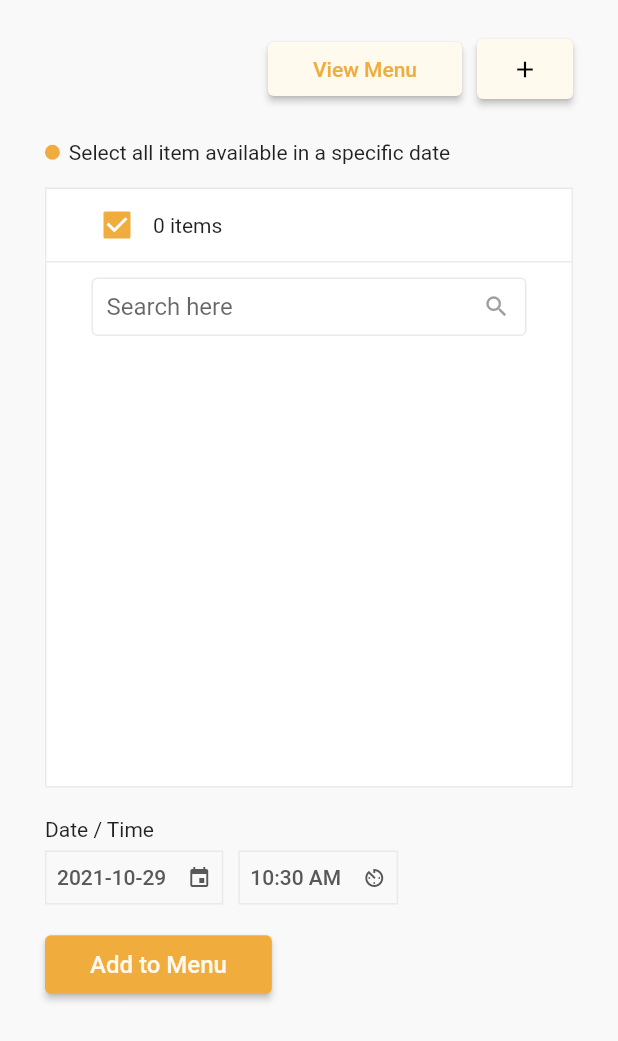
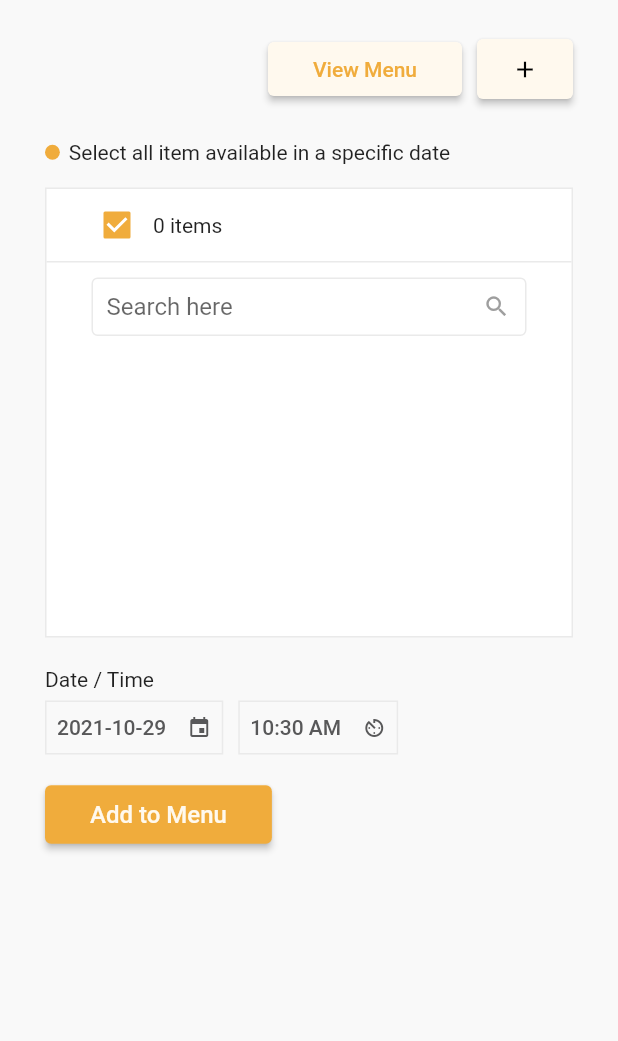
Before and after one commit to jonathanfrancisco/sandys-food-express, a Flutter app: the Menu widget shown alone on an empty page, opened directly, on a phone screen of 412 x 824 dp. Shown: the top 1041 px of the screen. Run offline on Flutter 3.47's test engine with Material 2 defaults, Android fonts, the light colour scheme and no system bars; our stand-ins replace dio, dotted_border, easy_debounce, flutter_secure_storage, flutter_svg, get_it and 2 more; missing offline and left inert: flutter_animated_dialog; accounts and stored records are empty; network calls fail.

Commit message:
Refactor widgets

```diff
--- a/lib/screens/menu/menu.dart
+++ b/lib/screens/menu/menu.dart
@@ -107,9 +107,7 @@ class MenuState extends State<Menu> {
             ),
             SizedBox(height: 8),
             MenuFoodTableInfo(),
-            MenuFoodTable(
-              hasActions: true,
-            ),
+            MenuFoodTable(),
             SizedBox(
               height: 20,
             ),
--- /dev/null
+++ b/lib/screens/menu/widgets/menu-food-table-header-loading.dart
@@ -0,0 +1,34 @@
+import 'package:flutter/material.dart';
+import 'package:sandys_food_express/constants.dart';
+import 'package:shimmer/shimmer.dart';
+
+class MenuFoodTableHeaderLoading extends StatelessWidget {
+  @override
+  Widget build(BuildContext buildContext) {
+    return Container(
+      padding: EdgeInsets.symmetric(vertical: 10),
+      child: Row(
+        mainAxisAlignment: MainAxisAlignment.start,
+        children: [
+          Expanded(
+            child: Shimmer.fromColors(
+              baseColor: accentColor,
+              highlightColor: secondaryColor,
+              enabled: true,
+              child: Row(
+                crossAxisAlignment: CrossAxisAlignment.start,
+                children: <Widget>[
+                  Container(
+                    width: 60,
+                    height: 16.0,
+                    color: Colors.white,
+                  ),
+                ],
+              ),
+            ),
+          )
+        ],
+      ),
+    );
+  }
+}
--- /dev/null
+++ b/lib/screens/menu/widgets/menu-food-table-loading.dart
@@ -0,0 +1,63 @@
+import 'package:flutter/material.dart';
+import 'package:sandys_food_express/constants.dart';
+import 'package:shimmer/shimmer.dart';
+
+class MenuFoodTableLoading extends StatelessWidget {
+  @override
+  Widget build(BuildContext context) {
+    return Expanded(
+      child: Shimmer.fromColors(
+        baseColor: accentColor,
+        highlightColor: secondaryColor,
+        enabled: true,
+        child: ListView.builder(
+          itemBuilder: (_, __) => Padding(
+            padding: const EdgeInsets.symmetric(horizontal: 20, vertical: 10),
+            child: Row(
+              crossAxisAlignment: CrossAxisAlignment.start,
+              children: <Widget>[
+                Container(
+                  width: 48.0,
+                  height: 48.0,
+                  color: Colors.white,
+                ),
+                Padding(
+                  padding: EdgeInsets.symmetric(horizontal: 8.0),
+                ),
+                Expanded(
+                  child: Column(
+                    crossAxisAlignment: CrossAxisAlignment.start,
+                    children: <Widget>[
+                      Container(
+                        width: double.infinity,
+                        height: 8.0,
+                        color: Colors.white,
+                      ),
+                      Padding(
+                        padding: EdgeInsets.symmetric(vertical: 2.0),
+                      ),
+                      Container(
+                        width: double.infinity,
+                        height: 8.0,
+                        color: Colors.white,
+                      ),
+                      Padding(
+                        padding: EdgeInsets.symmetric(vertical: 2.0),
+                      ),
+                      Container(
+                        width: 40.0,
+                        height: 8.0,
+                        color: Colors.white,
+                      ),
+                    ],
+                  ),
+                )
+              ],
+            ),
+          ),
+          itemCount: 6,
+        ),
+      ),
+    );
+  }
+}
--- a/lib/screens/menu/widgets/menu-food-table.dart
+++ b/lib/screens/menu/widgets/menu-food-table.dart
@@ -1,20 +1,19 @@
 import 'package:easy_debounce/easy_debounce.dart';
 import 'package:flutter/material.dart';
+import 'package:flutter_animated_dialog/flutter_animated_dialog.dart';
 import 'package:provider/provider.dart';
+import 'package:sandys_food_express/common/widgets/response-modal.dart';
 import 'package:sandys_food_express/screens/menu/menu-view-model.dart';
-import 'package:shimmer/shimmer.dart';
+
+import 'package:sandys_food_express/screens/menu/widgets/menu-food-table-header-loading.dart';
+import 'package:sandys_food_express/screens/menu/widgets/search-bar.dart';
+import 'package:sandys_food_express/screens/menu/widgets/menu-food-table-loading.dart';
 import 'package:sandys_food_express/screens/menu/widgets/menu-food-table-row.dart';
 import 'package:sandys_food_express/constants.dart';
 
 class MenuFoodTable extends StatefulWidget {
-  final bool _hasActions;
-
   @override
   MenuFoodTableState createState() => MenuFoodTableState();
-
-  MenuFoodTable({
-    bool hasActions = false,
-  }) : _hasActions = hasActions;
 }
 
 class MenuFoodTableState extends State<MenuFoodTable> {
@@ -37,13 +36,36 @@ class MenuFoodTableState extends State<MenuFoodTable> {
     );
   }
 
+  _onMenuFoodTableRowDelete(int foodId) async {
+    MenuViewModel menuViewModel =
+        Provider.of<MenuViewModel>(context, listen: false);
+    bool isDeleted = await menuViewModel.deleteFood(foodId);
+    if (!isDeleted) {
+      showAnimatedDialog(
+        barrierDismissible: true,
+        context: context,
+        builder: (context) {
+          return ResponseModal(
+            type: 'ERROR',
+            message: menuViewModel.errorMessage,
+            onContinueOrCancel: () {
+              Navigator.of(context).pop();
+            },
+          );
+        },
+      );
+    }
+    await menuViewModel.loadFoods();
+  }
+
   @override
   Widget build(BuildContext context) {
     MenuViewModel menuViewModel =
         Provider.of<MenuViewModel>(context, listen: false);
     menuViewModel.loadFoods();
+
     return Container(
-      height: 400,
+      height: 300,
       decoration: BoxDecoration(
         color: Colors.white,
         border: Border.all(
@@ -66,31 +88,7 @@ class MenuFoodTableState extends State<MenuFoodTable> {
             child: Consumer<MenuViewModel>(
               builder: (context, menuViewModel, child) {
                 if (menuViewModel.isMenuTableLoading) {
-                  return Container(
-                    padding: EdgeInsets.symmetric(vertical: 10),
-                    child: Row(
-                      mainAxisAlignment: MainAxisAlignment.start,
-                      children: [
-                        Expanded(
-                          child: Shimmer.fromColors(
-                            baseColor: accentColor,
-                            highlightColor: secondaryColor,
-                            enabled: true,
-                            child: Row(
-                              crossAxisAlignment: CrossAxisAlignment.start,
-                              children: <Widget>[
-                                Container(
-                                  width: 60,
-                                  height: 16.0,
-                                  color: Colors.white,
-                                ),
-                              ],
-                            ),
-                          ),
-                        )
-                      ],
-                    ),
-                  );
+                  return MenuFoodTableHeaderLoading();
                 }
 
                 return Row(
@@ -118,95 +116,15 @@ class MenuFoodTableState extends State<MenuFoodTable> {
               },
             ),
           ),
-          Container(
-            padding: EdgeInsets.symmetric(
-              horizontal: 30,
-              vertical: 10,
-            ),
-            child: TextField(
-              style: TextStyle(),
-              controller: _searchFieldController,
-              decoration: new InputDecoration(
-                contentPadding: EdgeInsets.all(10),
-                suffixIconConstraints: BoxConstraints(
-                  minHeight: 35,
-                  minWidth: 40,
-                ),
-                suffixIcon: Icon(Icons.search, color: Colors.grey),
-                isDense: true,
-                focusedBorder: OutlineInputBorder(
-                  borderSide: BorderSide(color: borderColor, width: 1.0),
-                ),
-                enabledBorder: OutlineInputBorder(
-                  borderSide: BorderSide(color: borderColor, width: 1.0),
-                ),
-                hintText: 'Search here',
-              ),
-              onChanged: _onSearchChanged,
-            ),
+          SearchBar(
+            searchFieldController: _searchFieldController,
+            onSearchChanged: _onSearchChanged,
           ),
           Consumer<MenuViewModel>(
             builder: (context, menuViewModel, child) {
               if (menuViewModel.isMenuTableLoading) {
-                return Expanded(
-                  child: Shimmer.fromColors(
-                    baseColor: accentColor,
-                    highlightColor: secondaryColor,
-                    enabled: true,
-                    child: ListView.builder(
-                      itemBuilder: (_, __) => Padding(
-                        padding: const EdgeInsets.symmetric(
-                            horizontal: 20, vertical: 10),
-                        child: Row(
-                          crossAxisAlignment: CrossAxisAlignment.start,
-                          children: <Widget>[
-                            Container(
-                              width: 48.0,
-                              height: 48.0,
-                              color: Colors.white,
-                            ),
-                            Padding(
-                              padding: EdgeInsets.symmetric(horizontal: 8.0),
-                            ),
-                            Expanded(
-                              child: Column(
-                                crossAxisAlignment: CrossAxisAlignment.start,
-                                children: <Widget>[
-                                  Container(
-                                    width: double.infinity,
-                                    height: 8.0,
-                                    color: Colors.white,
-                                  ),
-                                  Padding(
-                                    padding:
-                                        EdgeInsets.symmetric(vertical: 2.0),
-                                  ),
-                                  Container(
-                                    width: double.infinity,
-                                    height: 8.0,
-                                    color: Colors.white,
-                                  ),
-                                  Padding(
-                                    padding:
-                                        EdgeInsets.symmetric(vertical: 2.0),
-                                  ),
-                                  Container(
-                                    width: 40.0,
-                                    height: 8.0,
-                                    color: Colors.white,
-                                  ),
-                                ],
-                              ),
-                            )
-                          ],
-                        ),
-                      ),
-                      itemCount: 6,
-                    ),
-                  ),
-                );
-              }
-              // not loading anymore
+                return MenuFoodTableLoading();
+              } else {
                 return Expanded(
                   child: RefreshIndicator(
                     onRefresh: () async {
@@ -220,19 +138,19 @@ class MenuFoodTableState extends State<MenuFoodTable> {
                             menuViewModel.selectedFoodIds.indexOf(food.id) > -1;
 
                         return MenuFoodTableRow(
-                        id: food.id,
-                        name: food.name,
-                        price: double.parse(food.price),
-                        picture: food.picture,
+                          food: food,
                           onMenuFoodTableRowSelect:
                               menuViewModel.onMenuFoodTableRowSelectToggle,
-                        hasActions: this.widget._hasActions,
+                          onMenuFoodTableRowDelete: () =>
+                              _onMenuFoodTableRowDelete(food.id),
+                          hasActions: true,
                           isSelected: isSelected,
                         );
                       },
                     ),
                   ),
                 );
+              }
             },
           ),
         ],
--- /dev/null
+++ b/lib/screens/menu/widgets/search-bar.dart
@@ -0,0 +1,43 @@
+import 'package:flutter/material.dart';
+import 'package:sandys_food_express/constants.dart';
+
+class SearchBar extends StatelessWidget {
+  final TextEditingController _searchFieldController;
+  final Function _onSearchChanged;
+
+  SearchBar({
+    required TextEditingController searchFieldController,
+    required Function onSearchChanged,
+  })  : _searchFieldController = searchFieldController,
+        _onSearchChanged = onSearchChanged;
+
+  Widget build(BuildContext context) {
+    return Container(
+      padding: EdgeInsets.symmetric(
+        horizontal: 30,
+        vertical: 10,
+      ),
+      child: TextField(
+        style: TextStyle(),
+        controller: _searchFieldController,
+        decoration: new InputDecoration(
+          contentPadding: EdgeInsets.all(10),
+          suffixIconConstraints: BoxConstraints(
+            minHeight: 35,
+            minWidth: 40,
+          ),
+          suffixIcon: Icon(Icons.search, color: Colors.grey),
+          isDense: true,
+          focusedBorder: OutlineInputBorder(
+            borderSide: BorderSide(color: borderColor, width: 1.0),
+          ),
+          enabledBorder: OutlineInputBorder(
+            borderSide: BorderSide(color: borderColor, width: 1.0),
+          ),
+          hintText: 'Search here',
+        ),
+        onChanged: (String value) => _onSearchChanged,
+      ),
+    );
+  }
+}
```
Also changed, not shown: lib/screens/menu/widgets/menu-food-table-row.dart (+11 -37 lines), lib/screens/orders/widgets/orders-tab-add-order.dart (+3 -45 lines), lib/screens/orders/widgets/selected-food.dart (added, +13 -0 lines). Lines whose indentation alone changed are shown as unchanged.
